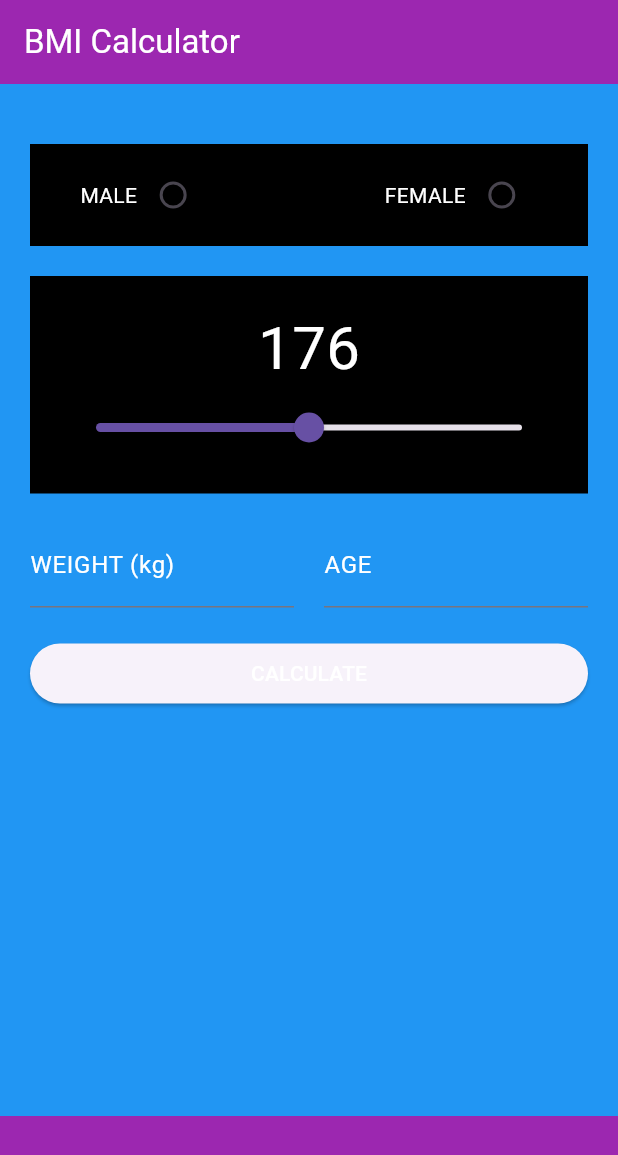
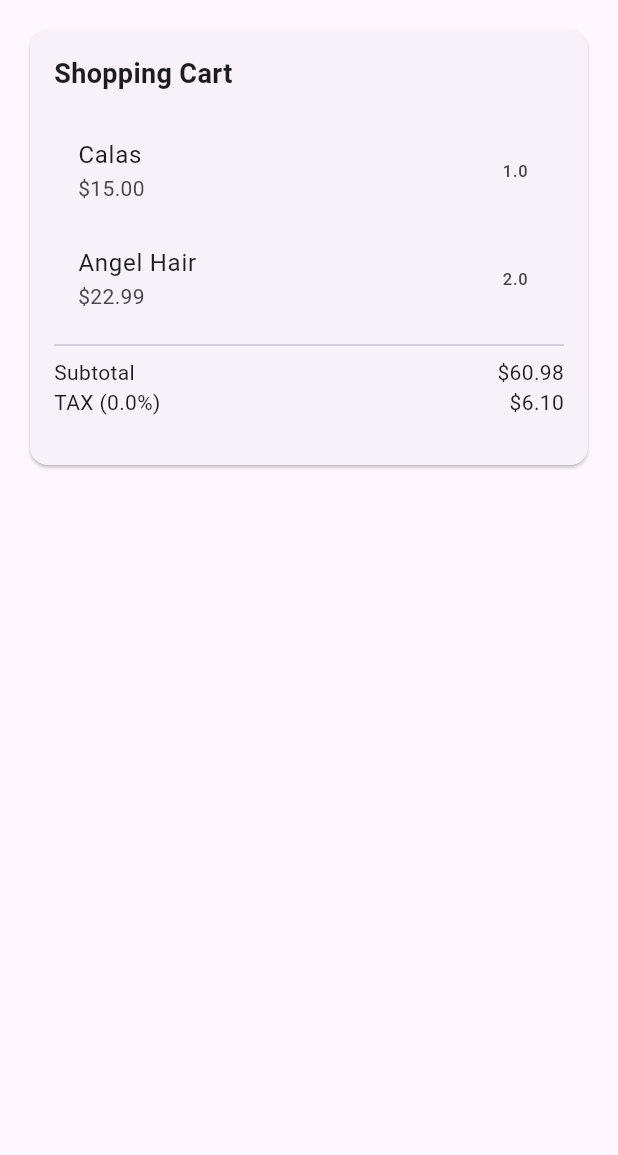
Before and after one commit to BirhanuAsmamaw/Basic-Flutter-Lab, a Flutter app: the screen it shows after launch, on a phone screen of 412 x 824 dp. Shown: the top 1155 px of the screen. Run offline on Flutter 3.47's test engine with Material 3 defaults, Android fonts, the phone set to English and light mode, and no system bars.

Commit message:
I added Exercise 3 and changed the name of exercises 2 and 3

```diff
--- a/Widget-Exercise-2/lib/main.dart
+++ b/Widget-Exercise-2/lib/main.dart
@@ -8,137 +8,61 @@
   @override
   Widget build(BuildContext context) {
     return MaterialApp(
-      theme: ThemeData(
-        appBarTheme: AppBarTheme(
-          color: Colors.purple,
-        ),
-        scaffoldBackgroundColor: Colors.blue,
-      ),
       home: Scaffold(
-        appBar: AppBar(
-          title: Text(
-            'BMI Calculator',
-            style: TextStyle(color: Colors.white),
-          ),
-        ),
-        body: Padding(
-          padding: EdgeInsets.all(20.0),
+
+        body: SingleChildScrollView(
+          padding: EdgeInsets.all(16.0),
           child: Column(
             crossAxisAlignment: CrossAxisAlignment.stretch,
             children: [
-              SizedBox(height: 20.0),
-
-              // Row for Gender
-              Container(
-                color: Colors.black, // Changed the background color to black
-                padding: EdgeInsets.symmetric(vertical: 10.0),
-                child: Row(
-                  mainAxisAlignment: MainAxisAlignment.spaceEvenly,
+              Card(
+                child: Column(
+                  crossAxisAlignment: CrossAxisAlignment.start,
                   children: [
-                    Container(
-                      child: Row(
+                    Padding(
+                      padding: EdgeInsets.all(16.0),
+                      child: Column(
+                        crossAxisAlignment: CrossAxisAlignment.start,
                         children: [
                           Text(
-                            'MALE',
-                            style: TextStyle(color: Colors.white),
+                            'Shopping Cart',
+                            style: TextStyle(fontSize: 18.0, fontWeight: FontWeight.bold),
                           ),
-                          Radio(
-                            value: 'male',
-                            groupValue: 'gender',
-                            onChanged: (value) {},
+                          SizedBox(height: 16.0),
+                          ListTile(
+                            title: Text('Calas'),
+                            subtitle: Text('\$15.00'),
+                            trailing: Text('1.0'),
                           ),
-                        ],
-                      ),
-                    ),
-                    SizedBox(width: 50.0), // Added space between containers
-                    Container(
-                      child: Row(
-                        children: [
-                          Text(
-                            'FEMALE',
-                            style: TextStyle(color: Colors.white),
+                          ListTile(
+                            title: Text('Angel Hair'),
+                            subtitle: Text('\$22.99'),
+                            trailing: Text('2.0'),
                           ),
-                          Radio(
-                            value: 'female',
-                            groupValue: 'gender',
-                            onChanged: (value) {},
+                          Divider(),
+                          Row(
+                            mainAxisAlignment: MainAxisAlignment.spaceBetween,
+                            children: [
+                              Text('Subtotal'),
+                              Text('\$60.98'),
+                            ],
                           ),
+                          Row(
+                            mainAxisAlignment: MainAxisAlignment.spaceBetween,
+                            children: [
+                              Text('TAX (0.0%)'),
+                              Text('\$6.10'),
+                            ],
+                          ),
+                          SizedBox(height: 16.0),
+
                         ],
                       ),
                     ),
                   ],
                 ),
               ),
-              SizedBox(height: 20.0),
-
-              // Container for Height
-              Container(
-                color: Colors.black, // Changed the background color to black
-                padding: EdgeInsets.all(20.0),
-                child: Column(
-                  children: [
-                    Text(
-                      '176',
-                      style: TextStyle(fontSize: 40, color: Colors.white),
-                    ),
-                    Slider(
-                      value: 170.0,
-                      min: 120.0,
-                      max: 220.0,
-                      onChanged: (value) {},
-                    ),
-                  ],
-                ),
-              ),
-              SizedBox(height: 20.0),
-
-              // Row for Weight and Age
-              Container(
-                color: Colors.blue,
-                child: Row(
-                  mainAxisAlignment: MainAxisAlignment.spaceBetween,
-                  children: [
-                    Flexible(
-                      child: TextField(
-                        decoration: InputDecoration(
-                          labelText: 'WEIGHT (kg)',
-                          labelStyle: TextStyle(color: Colors.white),
-                        ),
-                        keyboardType: TextInputType.number,
-                      ),
-                    ),
-                    SizedBox(width: 20),
-                    Flexible(
-                      child: TextField(
-                        decoration: InputDecoration(
-                          labelText: 'AGE',
-                          labelStyle: TextStyle(color: Colors.white),
-                        ),
-                        keyboardType: TextInputType.number,
-                      ),
-                    ),
-                  ],
-                ),
-              ),
-              SizedBox(height: 20.0),
-              // Calculate Button
-              Container(
-                color: Colors.blue,
-                child: ElevatedButton(
-                  onPressed: () {},
-                  child: Text(
-                    'CALCULATE',
-                    style: TextStyle(color: Colors.white),
-                  ),
-                ),
-              ),
             ],
-          ),
-        ),
-        bottomNavigationBar: BottomAppBar(
-          color: Colors.purple,
-          child: Container(
-            height: 50.0,
           ),
         ),
       ),
--- a/Widget-Exercise-2/pubspec.yaml
+++ b/Widget-Exercise-2/pubspec.yaml
@@ -1,4 +1,4 @@
-name: widget_exercise_2
+name: widget_exercise_3
 description: "A new Flutter project."
 # The following line prevents the package from being accidentally published to
 # pub.dev using `flutter pub publish`. This is preferred for private packages.
```
Also changed, not shown: Widget-Exercise-3/analysis_options.yaml (added, +28 -0 lines), Widget-Exercise-3/lib/main.dart (added, +147 -0 lines), Widget-Exercise-3/pubspec.yaml (added, +90 -0 lines), Widget-Exercise-3/pubspec.lock (added), 142 other files.
